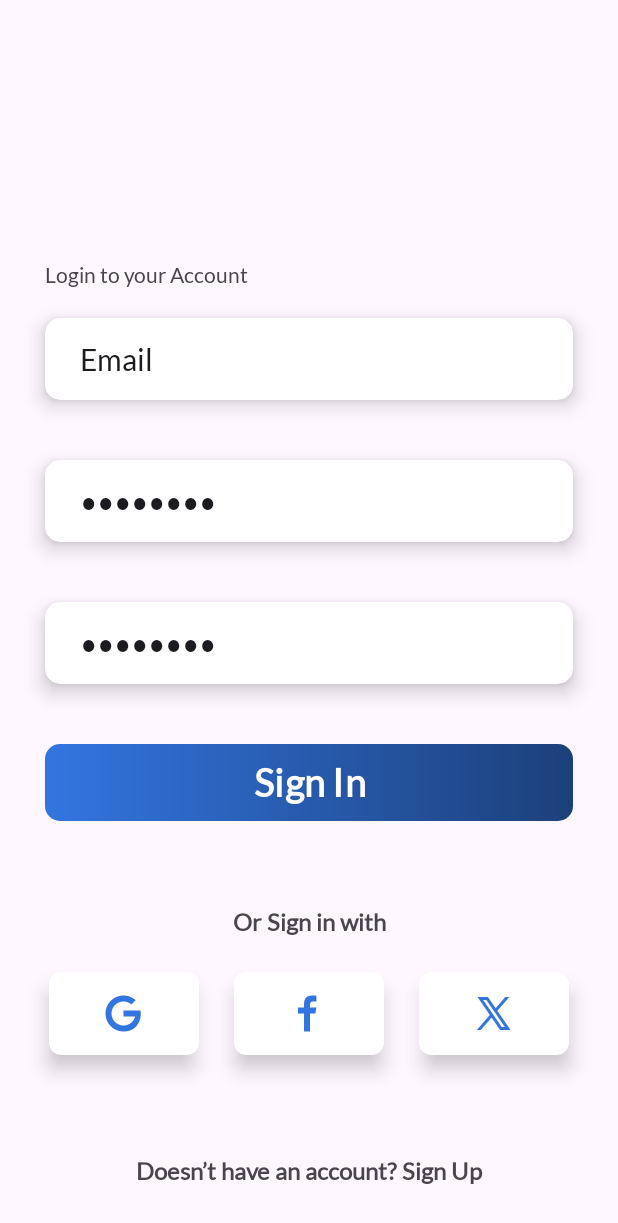
After one commit to GeZaM8/BarCode, an Android app: the RegisterActivity screen opened directly, with no data from a screen before it, on a phone screen of 412 x 824 dp. The commit adds this screen. Shown: the top 1223 px of the screen. Run offline under Robolectric (Android 15) with nearby library versions, the phone set to English and light mode, and no system bars.

Commit message:
register page frontend

```diff
--- a/app/build.gradle.kts
+++ b/app/build.gradle.kts
@@ -5,7 +5,7 @@ plugins {
 
 android {
     namespace = "com.barjek.barcode"
-    compileSdk = 34
+    compileSdk = 35
 
     defaultConfig {
         applicationId = "com.barjek.barcode"
--- a/app/src/main/java/com/barjek/barcode/Login_Activity.kt
+++ /dev/null
@@ -1,15 +0,0 @@
-package com.barjek.barcode
-
-import android.os.Bundle
-import androidx.appcompat.app.AppCompatActivity
-import com.barjek.barcode.databinding.ActivityLoginBinding
-
-class Login_Activity : AppCompatActivity() {
-    private lateinit var binding: ActivityLoginBinding
-
-    override fun onCreate(savedInstanceState: Bundle?) {
-        binding = ActivityLoginBinding.inflate(layoutInflater)
-        super.onCreate(savedInstanceState)
-        setContentView(binding.root)
-    }
-}
--- a/app/src/main/java/com/barjek/barcode/splashScreen.kt
+++ b/app/src/main/java/com/barjek/barcode/SplashScreen.kt
@@ -6,8 +6,9 @@ import android.os.Handler
 import android.os.Looper
 import androidx.activity.enableEdgeToEdge
 import androidx.appcompat.app.AppCompatActivity
+import com.barjek.barcode.activity.MainActivity
 
-class splashScreen : AppCompatActivity() {
+class SplashScreen : AppCompatActivity() {
     override fun onCreate(savedInstanceState: Bundle?) {
         super.onCreate(savedInstanceState)
         enableEdgeToEdge()
--- /dev/null
+++ b/app/src/main/java/com/barjek/barcode/activity/LoginActivity.kt
@@ -0,0 +1,12 @@
+package com.barjek.barcode.activity
+
+import android.os.Bundle
+import androidx.appcompat.app.AppCompatActivity
+import com.barjek.barcode.R
+
+class LoginActivity : AppCompatActivity() {
+    override fun onCreate(savedInstanceState: Bundle?) {
+        super.onCreate(savedInstanceState)
+        setContentView(R.layout.activity_login)
+    }
+}
--- a/app/src/main/java/com/barjek/barcode/MainActivity.kt
+++ b/app/src/main/java/com/barjek/barcode/activity/MainActivity.kt
@@ -1,4 +1,4 @@
-package com.barjek.barcode
+package com.barjek.barcode.activity
 
 import android.content.Intent
 import android.os.Bundle
@@ -14,7 +14,12 @@ class MainActivity : AppCompatActivity() {
         setContentView(binding.root)
 
         binding.btnLogin.setOnClickListener {
-            val intent = Intent(this, Login_Activity::class.java)
+            val intent = Intent(this, LoginActivity::class.java)
+            startActivity(intent)
+        }
+
+        binding.btnSignUp.setOnClickListener {
+            val intent = Intent(this, RegisterActivity::class.java)
             startActivity(intent)
         }
     }
--- /dev/null
+++ b/app/src/main/java/com/barjek/barcode/activity/RegisterActivity.kt
@@ -0,0 +1,12 @@
+package com.barjek.barcode.activity
+
+import android.os.Bundle
+import androidx.appcompat.app.AppCompatActivity
+import com.barjek.barcode.R
+
+class RegisterActivity : AppCompatActivity() {
+    override fun onCreate(savedInstanceState: Bundle?) {
+        super.onCreate(savedInstanceState)
+        setContentView(R.layout.activity_register)
+    }
+}
--- /dev/null
+++ b/app/src/main/res/drawable/btn_gradient_reverse.xml
@@ -0,0 +1,9 @@
+<?xml version="1.0" encoding="utf-8"?>
+<shape xmlns:android="http://schemas.android.com/apk/res/android">
+    <gradient
+        android:type="linear"
+        android:startColor="@color/blue"
+        android:endColor="@color/blue2"
+        android:angle="0" />
+    <corners android:radius="10dp"/>
+</shape>
--- a/app/src/main/res/layout/activity_main.xml
+++ b/app/src/main/res/layout/activity_main.xml
@@ -5,7 +5,7 @@
     android:id="@+id/main"
     android:layout_width="match_parent"
     android:layout_height="match_parent"
-    tools:context=".MainActivity">
+    tools:context=".activity.MainActivity">
 
     <ImageView
         android:id="@+id/logo"
--- /dev/null
+++ b/app/src/main/res/layout/activity_register.xml
@@ -0,0 +1,205 @@
+<?xml version="1.0" encoding="utf-8"?>
+<androidx.constraintlayout.widget.ConstraintLayout xmlns:android="http://schemas.android.com/apk/res/android"
+    xmlns:app="http://schemas.android.com/apk/res-auto"
+    xmlns:tools="http://schemas.android.com/tools"
+    android:id="@+id/main"
+    android:layout_width="match_parent"
+    android:layout_height="match_parent"
+    tools:context=".Register_Activity">
+
+    <androidx.constraintlayout.widget.ConstraintLayout
+        android:layout_width="0dp"
+        android:layout_height="wrap_content"
+        android:padding="30dp"
+        android:clipToPadding="false"
+        android:clipChildren="false"
+        app:layout_constraintBottom_toBottomOf="parent"
+        app:layout_constraintEnd_toEndOf="parent"
+        app:layout_constraintStart_toStartOf="parent"
+        app:layout_constraintTop_toTopOf="parent">
+
+        <ImageView
+            android:id="@+id/imageView2"
+            android:layout_width="100dp"
+            android:layout_height="50dp"
+            app:layout_constraintEnd_toEndOf="parent"
+            app:layout_constraintStart_toStartOf="parent"
+            app:layout_constraintTop_toTopOf="parent" />
+
+        <TextView
+            android:id="@+id/textView"
+            android:layout_width="wrap_content"
+            android:layout_height="wrap_content"
+            android:layout_marginTop="91dp"
+            android:fontFamily="@font/lato"
+
+            android:text="Login to your Account"
+            app:layout_constraintStart_toStartOf="parent"
+            app:layout_constraintTop_toBottomOf="@+id/imageView2" />
+
+        <LinearLayout
+            android:id="@+id/linearLayout"
+            android:layout_width="0dp"
+            android:layout_height="wrap_content"
+            android:layout_marginTop="20dp"
+            android:orientation="vertical"
+            app:layout_constraintEnd_toEndOf="parent"
+            app:layout_constraintStart_toStartOf="parent"
+            app:layout_constraintTop_toBottomOf="@+id/textView">
+
+            <androidx.cardview.widget.CardView
+                android:layout_width="match_parent"
+                android:layout_height="wrap_content"
+                android:layout_marginBottom="40dp"
+                app:cardCornerRadius="10dp"
+                app:cardElevation="8dp">
+
+                <EditText
+                    android:id="@+id/inputEmail"
+                    android:layout_width="match_parent"
+                    android:layout_height="wrap_content"
+                    android:backgroundTint="#00000000"
+                    android:inputType="text"
+                    android:paddingStart="23dp"
+                    android:paddingTop="15dp"
+                    android:paddingBottom="15dp"
+                    android:text="Email"
+                    android:textSize="20sp" />
+            </androidx.cardview.widget.CardView>
+
+            <androidx.cardview.widget.CardView
+                android:layout_width="match_parent"
+                android:layout_height="wrap_content"
+                android:layout_marginBottom="40dp"
+                app:cardCornerRadius="10dp"
+                app:cardElevation="8dp">
+
+                <EditText
+                    android:id="@+id/inputPassword"
+                    android:layout_width="match_parent"
+                    android:layout_height="wrap_content"
+                    android:backgroundTint="#00000000"
+                    android:inputType="textPassword"
+                    android:paddingStart="23dp"
+                    android:paddingTop="15dp"
+                    android:paddingBottom="15dp"
+                    android:text="Password"
+                    android:textSize="20sp" />
+            </androidx.cardview.widget.CardView>
+
+            <androidx.cardview.widget.CardView
+                android:layout_width="match_parent"
+                android:layout_height="wrap_content"
+                android:layout_marginBottom="40dp"
+                app:cardCornerRadius="10dp"
+                app:cardElevation="8dp">
+
+                <EditText
+                    android:id="@+id/inputPassword"
+                    android:layout_width="match_parent"
+                    android:layout_height="wrap_content"
+                    android:backgroundTint="#00000000"
+                    android:inputType="textPassword"
+                    android:paddingStart="23dp"
+                    android:paddingTop="15dp"
+                    android:paddingBottom="15dp"
+                    android:text="Password"
+                    android:textSize="20sp" />
+            </androidx.cardview.widget.CardView>
+
+            <Button
+                android:id="@+id/btnLogin"
+                android:layout_width="match_parent"
+                android:layout_height="wrap_content"
+                android:background="@drawable/btn_gradient"
+                android:text="Sign In"
+                android:textSize="25sp"
+                android:textStyle="bold"
+                app:backgroundTint="@null" />
+        </LinearLayout>
+
+        <TextView
+            android:id="@+id/textView2"
+            android:layout_width="wrap_content"
+            android:layout_height="wrap_content"
+            android:layout_marginTop="57dp"
+            android:text="Or Sign in with"
+            android:textSize="16dp"
+            android:textStyle="bold"
+            app:layout_constraintEnd_toEndOf="parent"
+            app:layout_constraintStart_toStartOf="parent"
+            app:layout_constraintTop_toBottomOf="@+id/linearLayout" />
+
+        <LinearLayout
+            android:id="@+id/linearLayout2"
+            android:layout_width="match_parent"
+            android:layout_height="wrap_content"
+            android:layout_marginTop="13dp"
+            android:clipChildren="false"
+            android:clipToPadding="false"
+            android:gravity="center"
+            android:orientation="horizontal"
+            android:padding="10dp"
+            app:layout_constraintEnd_toEndOf="parent"
+            app:layout_constraintStart_toStartOf="parent"
+            app:layout_constraintTop_toBottomOf="@+id/textView2">
+
+            <androidx.cardview.widget.CardView
+                android:layout_width="100dp"
+                android:layout_height="55dp"
+                android:layout_marginEnd="23dp"
+                app:cardCornerRadius="8dp"
+                app:cardElevation="8dp" >
+
+                <ImageView
+                    android:id="@+id/google"
+                    android:layout_width="30dp"
+                    android:layout_height="30dp"
+                    android:layout_gravity="center"
+                    android:src="@drawable/google" />
+            </androidx.cardview.widget.CardView>
+
+            <androidx.cardview.widget.CardView
+                android:layout_width="100dp"
+                android:layout_height="55dp"
+                android:layout_marginEnd="23dp"
+                app:cardCornerRadius="8dp"
+                app:cardElevation="8dp" >
+
+                <ImageView
+                    android:id="@+id/imageView4"
+                    android:layout_width="30dp"
+                    android:layout_height="30dp"
+                    android:layout_gravity="center"
+                    android:src="@drawable/facebook_f" />
+            </androidx.cardview.widget.CardView>
+
+            <androidx.cardview.widget.CardView
+                android:layout_width="100dp"
+                android:layout_height="55dp"
+                app:cardCornerRadius="8dp"
+                app:cardElevation="8dp" >
+
+                <ImageView
+                    android:id="@+id/imageView5"
+                    android:layout_width="30dp"
+                    android:layout_height="30dp"
+                    android:layout_gravity="center"
+                    android:src="@drawable/twitterx" />
+            </androidx.cardview.widget.CardView>
+        </LinearLayout>
+
+        <TextView
+            android:id="@+id/textView3"
+            android:layout_width="wrap_content"
+            android:layout_height="wrap_content"
+            android:layout_marginTop="57dp"
+            android:text="Doesn’t have an account? Sign Up"
+            android:textSize="16dp"
+            android:textStyle="bold"
+            app:layout_constraintEnd_toEndOf="parent"
+            app:layout_constraintStart_toStartOf="parent"
+            app:layout_constraintTop_toBottomOf="@+id/linearLayout2" />
+    </androidx.constraintlayout.widget.ConstraintLayout>
+
+</androidx.constraintlayout.widget.ConstraintLayout>
--- a/app/src/main/res/layout/activity_splash_screen.xml
+++ b/app/src/main/res/layout/activity_splash_screen.xml
@@ -5,7 +5,7 @@
     android:id="@+id/main"
     android:layout_width="match_parent"
     android:layout_height="match_parent"
-    tools:context=".splashScreen">
+    tools:context=".SplashScreen">
 
     <ImageView
         android:layout_width="match_parent"
```
Also changed, not shown: app/src/main/AndroidManifest.xml (+8 -2 lines).
